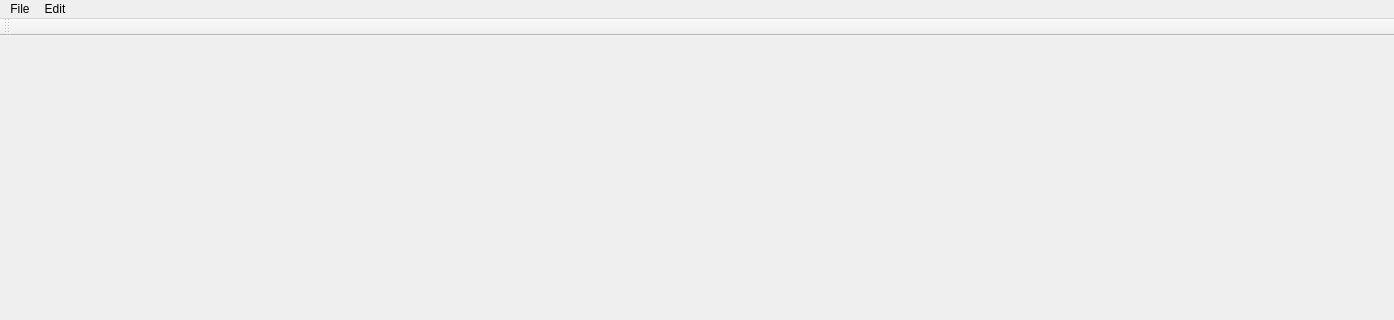
Before: the Qt Designer form program_na_inpg/mainwindow.ui in Uchoslyszy/okowidzi, drawn with Qt 5; both pictures show x 0 to 1394 and y 0 to 320 of the 1394 by 765 pixel window.
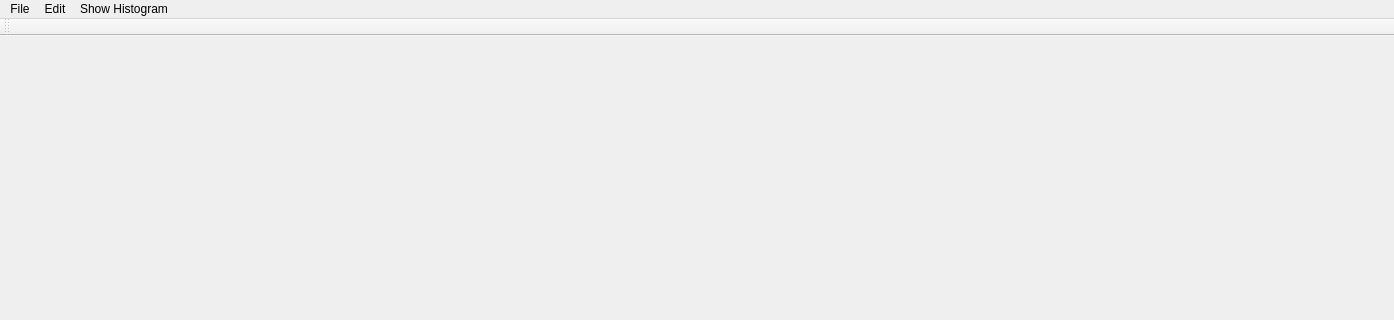
After: the same form once the commit is applied.

```diff
--- a/program_na_inpg/mainwindow.ui
+++ b/program_na_inpg/mainwindow.ui
@@ -34,7 +34,7 @@
      <x>0</x>
      <y>0</y>
      <width>1394</width>
-     <height>20</height>
+     <height>21</height>
     </rect>
    </property>
    <widget class="QMenu" name="menuFile">
@@ -55,9 +55,19 @@
     <addaction name="actionContrast"/>
     <addaction name="actionGaussian_Blur"/>
     <addaction name="actionLighten"/>
+    <addaction name="actionNegative"/>
+    <addaction name="actionSharpen"/>
+    <addaction name="actionEdge_Detection"/>
+   </widget>
+   <widget class="QMenu" name="menuShow_Histogram">
+    <property name="title">
+     <string>Show Histogram</string>
+    </property>
+    <addaction name="actionHistogram"/>
    </widget>
    <addaction name="menuFile"/>
    <addaction name="menuEdit"/>
+   <addaction name="menuShow_Histogram"/>
   </widget>
   <widget class="QToolBar" name="mainToolBar">
    <attribute name="toolBarArea">
```
Left out of the diff: 22 changed lines with no effect on the pictures.
